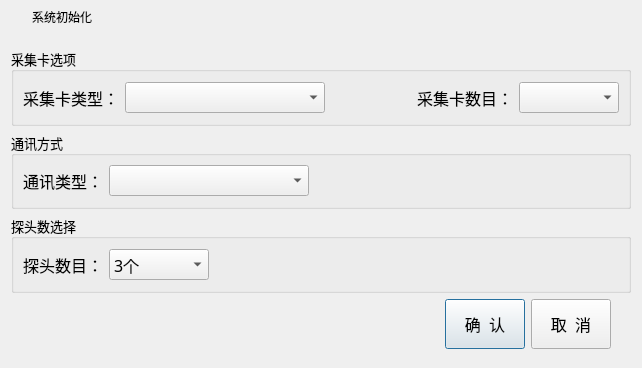
Qt form config/dlgsysteminit.ui (1245623687/KTPro) before a commit.
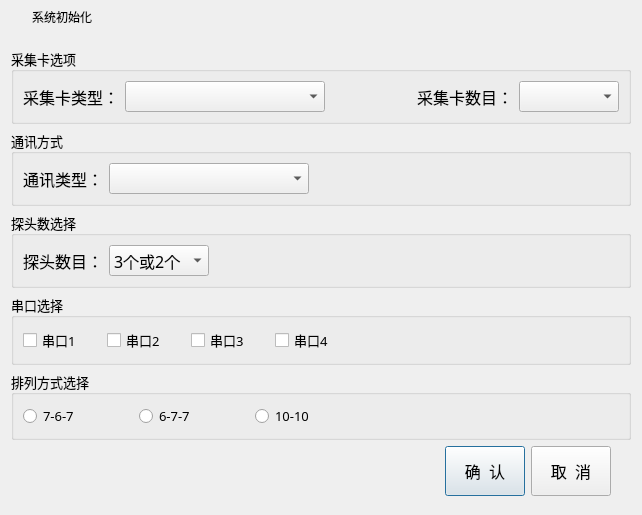
The same form after that commit.

Diff of the .ui file:
```diff
--- a/config/dlgsysteminit.ui
+++ b/config/dlgsysteminit.ui
@@ -7,7 +7,7 @@
     <x>0</x>
     <y>0</y>
     <width>642</width>
-    <height>368</height>
+    <height>471</height>
    </rect>
   </property>
   <property name="windowTitle">
@@ -316,6 +316,15 @@
          <string>探头数选择</string>
         </property>
         <layout class="QHBoxLayout" name="horizontalLayout_6">
+         <property name="leftMargin">
+          <number>9</number>
+         </property>
+         <property name="topMargin">
+          <number>9</number>
+         </property>
+         <property name="bottomMargin">
+          <number>9</number>
+         </property>
          <item>
           <widget class="QLabel" name="label_6">
            <property name="font">
@@ -345,7 +354,7 @@
            </property>
            <item>
             <property name="text">
-             <string>3个</string>
+             <string>3个或2个</string>
             </property>
            </item>
            <item>
@@ -356,7 +365,189 @@
           </widget>
          </item>
          <item>
-          <spacer name="horizontalSpacer_4">
+          <spacer name="horizontalSpacer_9">
+           <property name="orientation">
+            <enum>Qt::Horizontal</enum>
+           </property>
+           <property name="sizeHint" stdset="0">
+            <size>
+             <width>305</width>
+             <height>20</height>
+            </size>
+           </property>
+          </spacer>
+         </item>
+        </layout>
+       </widget>
+      </item>
+      <item>
+       <widget class="QGroupBox" name="groupBox_4">
+        <property name="font">
+         <font>
+          <family>微软雅黑</family>
+          <pointsize>10</pointsize>
+         </font>
+        </property>
+        <property name="title">
+         <string>串口选择</string>
+        </property>
+        <layout class="QHBoxLayout" name="horizontalLayout_7">
+         <property name="leftMargin">
+          <number>9</number>
+         </property>
+         <property name="topMargin">
+          <number>9</number>
+         </property>
+         <item>
+          <widget class="QCheckBox" name="checkBoxCom1">
+           <property name="text">
+            <string>串口1</string>
+           </property>
+          </widget>
+         </item>
+         <item>
+          <spacer name="horizontalSpacer_6">
+           <property name="orientation">
+            <enum>Qt::Horizontal</enum>
+           </property>
+           <property name="sizeHint" stdset="0">
+            <size>
+             <width>40</width>
+             <height>20</height>
+            </size>
+           </property>
+          </spacer>
+         </item>
+         <item>
+          <widget class="QCheckBox" name="checkBoxCom2">
+           <property name="text">
+            <string>串口2</string>
+           </property>
+          </widget>
+         </item>
+         <item>
+          <spacer name="horizontalSpacer_7">
+           <property name="orientation">
+            <enum>Qt::Horizontal</enum>
+           </property>
+           <property name="sizeHint" stdset="0">
+            <size>
+             <width>40</width>
+             <height>20</height>
+            </size>
+           </property>
+          </spacer>
+         </item>
+         <item>
+          <widget class="QCheckBox" name="checkBoxCom3">
+           <property name="text">
+            <string>串口3</string>
+           </property>
+          </widget>
+         </item>
+         <item>
+          <spacer name="horizontalSpacer_8">
+           <property name="orientation">
+            <enum>Qt::Horizontal</enum>
+           </property>
+           <property name="sizeHint" stdset="0">
+            <size>
+             <width>40</width>
+             <height>20</height>
+            </size>
+           </property>
+          </spacer>
+         </item>
+         <item>
+          <widget class="QCheckBox" name="checkBoxCom4">
+           <property name="text">
+            <string>串口4</string>
+           </property>
+          </widget>
+         </item>
+         <item>
+          <spacer name="horizontalSpacer_5">
+           <property name="orientation">
+            <enum>Qt::Horizontal</enum>
+           </property>
+           <property name="sizeHint" stdset="0">
+            <size>
+             <width>305</width>
+             <height>20</height>
+            </size>
+           </property>
+          </spacer>
+         </item>
+        </layout>
+       </widget>
+      </item>
+      <item>
+       <widget class="QGroupBox" name="groupBox_5">
+        <property name="font">
+         <font>
+          <family>微软雅黑</family>
+          <pointsize>10</pointsize>
+         </font>
+        </property>
+        <property name="title">
+         <string>排列方式选择</string>
+        </property>
+        <layout class="QHBoxLayout" name="horizontalLayout_8">
+         <property name="leftMargin">
+          <number>9</number>
+         </property>
+         <property name="topMargin">
+          <number>9</number>
+         </property>
+         <item>
+          <widget class="QRadioButton" name="radioButton767">
+           <property name="text">
+            <string>7-6-7</string>
+           </property>
+          </widget>
+         </item>
+         <item>
+          <spacer name="horizontalSpacer_10">
+           <property name="orientation">
+            <enum>Qt::Horizontal</enum>
+           </property>
+           <property name="sizeHint" stdset="0">
+            <size>
+             <width>40</width>
+             <height>20</height>
+            </size>
+           </property>
+          </spacer>
+         </item>
+         <item>
+          <widget class="QRadioButton" name="radioButton677">
+           <property name="text">
+            <string>6-7-7</string>
+           </property>
+          </widget>
+         </item>
+         <item>
+          <spacer name="horizontalSpacer_11">
+           <property name="orientation">
+            <enum>Qt::Horizontal</enum>
+           </property>
+           <property name="sizeHint" stdset="0">
+            <size>
+             <width>40</width>
+             <height>20</height>
+            </size>
+           </property>
+          </spacer>
+         </item>
+         <item>
+          <widget class="QRadioButton" name="radioButton1010">
+           <property name="text">
+            <string>10-10</string>
+           </property>
+          </widget>
+         </item>
+         <item>
+          <spacer name="horizontalSpacer_13">
            <property name="orientation">
             <enum>Qt::Horizontal</enum>
            </property>
```
